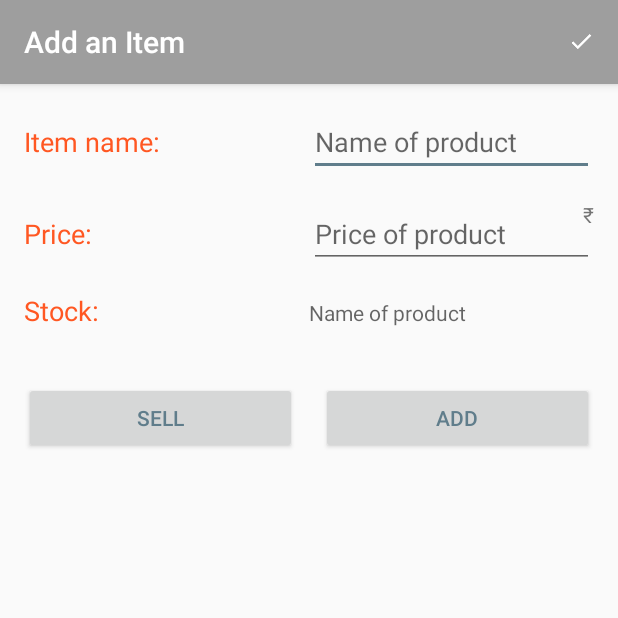
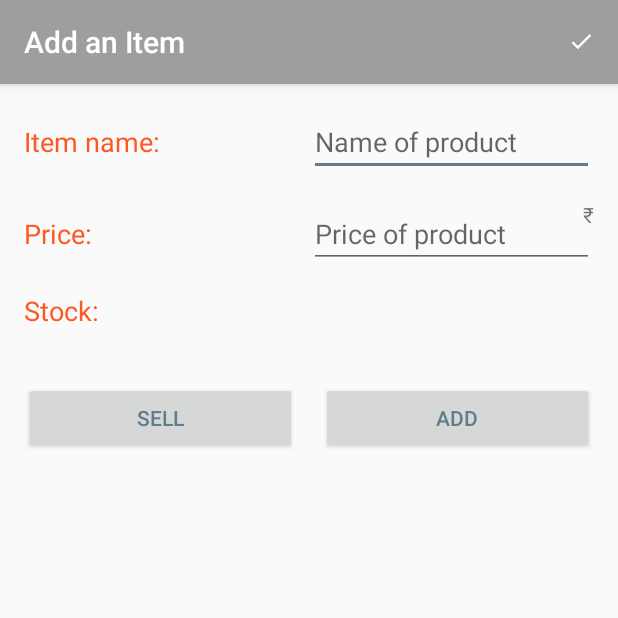
Before and after one commit to trikhatarun/Inventory, an Android app: the EditorActivity screen opened directly, with no data from a screen before it, on a phone screen of 412 x 824 dp, the top half of it. Run offline under Robolectric (Android 15) with nearby library versions, the phone set to English and light mode, and no system bars; our stand-ins replace ButterKnife.

Commit message:
Update activity_editor.xml

```diff
--- a/app/src/main/res/layout/activity_editor.xml
+++ b/app/src/main/res/layout/activity_editor.xml
@@ -87,7 +87,6 @@
             android:layout_width="0dp"
             android:layout_height="wrap_content"
             android:layout_weight="0.5"
-            android:hint="@string/hint_name"
             android:textColor="@color/textPrimary" />
     </LinearLayout>
 
```
